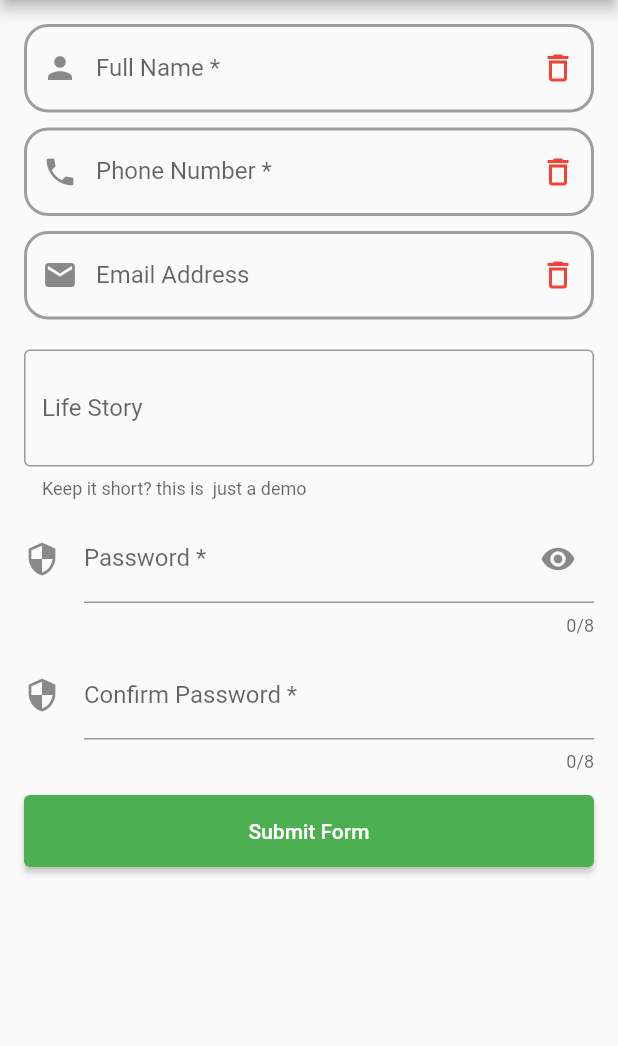
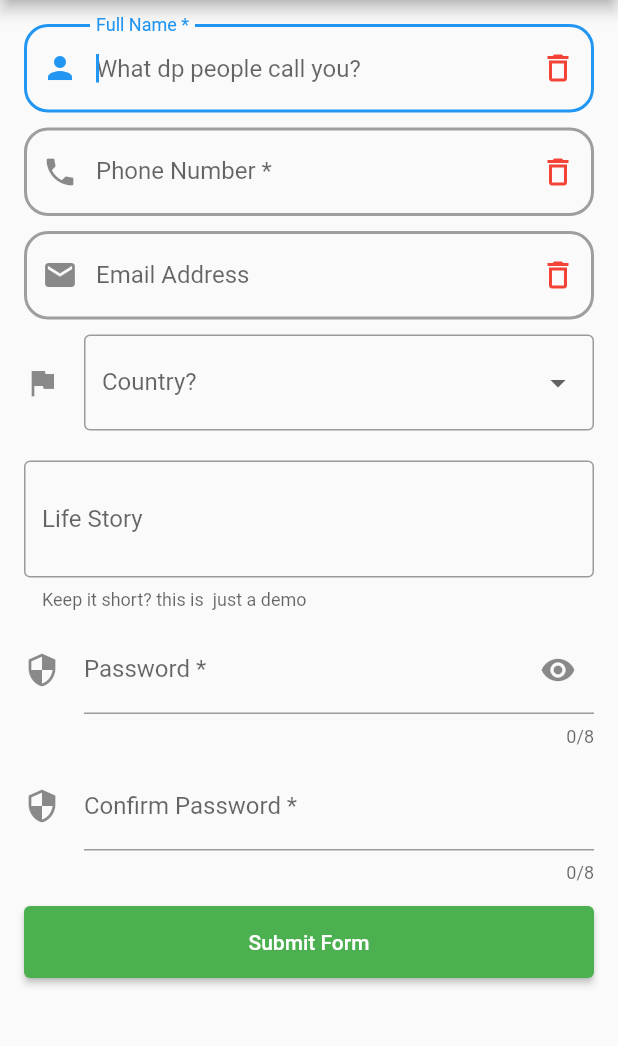
Before and after one commit to ProkhachAlexey/user_interaction, a Flutter app: the screen it shows after launch, on a phone screen of 412 x 824 dp, the part 84-1130 px from its top. Run offline on Flutter 3.47's test engine with Material 2 defaults, Android fonts, the phone set to English and light mode, and no system bars.

```diff
--- a/lib/pages/register_form_page.dart
+++ b/lib/pages/register_form_page.dart
@@ -19,6 +19,14 @@ class _RegisterFormPageState extends State<RegisterFormPage> {
   final _passController = TextEditingController();
   final _confirmPassController = TextEditingController();
 
+  List<String> _countries = ['Russia', 'Ukraine', 'Germany', 'France'];
+  String? _selectedCountry;
+
+  final _nameFocus = FocusNode();
+  final _phoneFocus = FocusNode();
+  final _passFocus = FocusNode();
+  final _confirmPassFocus = FocusNode();
+
   @override
   void dispose() {
     super.dispose();
@@ -28,6 +36,16 @@ class _RegisterFormPageState extends State<RegisterFormPage> {
     _storyController.dispose();
     _passController.dispose();
     _confirmPassController.dispose();
+    _nameFocus.dispose();
+    _phoneFocus.dispose();
+    _passFocus.dispose();
+    _confirmPassFocus.dispose();
+  }
+
+  void _fieldFocusChange(
+      BuildContext context, FocusNode currentFocus, FocusNode nextFocus) {
+    currentFocus.unfocus();
+    FocusScope.of(context).requestFocus(nextFocus);
   }
 
   @override
@@ -43,6 +61,11 @@ class _RegisterFormPageState extends State<RegisterFormPage> {
           padding: const EdgeInsets.all(16.0),
           children: [
             TextFormField(
+              focusNode: _nameFocus,
+              autofocus: true,
+              onFieldSubmitted: (_) {
+                _fieldFocusChange(context, _nameFocus, _phoneFocus);
+              },
               controller: _nameController,
               decoration: InputDecoration(
                 labelText: 'Full Name *',
@@ -73,6 +96,10 @@ class _RegisterFormPageState extends State<RegisterFormPage> {
               height: 10,
             ),
             TextFormField(
+              focusNode: _phoneFocus,
+              onFieldSubmitted: (_) {
+                _fieldFocusChange(context, _phoneFocus, _passFocus);
+              },
               controller: _phoneController,
               decoration: InputDecoration(
                 labelText: 'Phone Number *',
@@ -137,6 +164,32 @@ class _RegisterFormPageState extends State<RegisterFormPage> {
               validator: _validateEmail,
             ),
             const SizedBox(
+              height: 10,
+            ),
+            DropdownButtonFormField(
+              decoration: const InputDecoration(
+                border: OutlineInputBorder(),
+                icon: Icon(Icons.flag),
+                labelText: 'Country?',
+              ),
+              items: _countries.map((country) {
+                return DropdownMenuItem(
+                  value: country,
+                  child: Text(country),
+                );
+              }).toList(),
+              onChanged: (data) {
+                print(data);
+                setState(() {
+                  _selectedCountry = data;
+                });
+              },
+              value: _selectedCountry,
+              validator: (val) {
+                return (val == null) ? 'Please selected country' : null;
+              },
+            ),
+            const SizedBox(
               height: 20,
             ),
             TextFormField(
@@ -156,6 +209,10 @@ class _RegisterFormPageState extends State<RegisterFormPage> {
               height: 10,
             ),
             TextFormField(
+              focusNode: _passFocus,
+              onFieldSubmitted: (_) {
+                _fieldFocusChange(context, _passFocus, _confirmPassFocus);
+              },
               controller: _passController,
               obscureText: _hidePass,
               maxLength: 8,
@@ -179,6 +236,7 @@ class _RegisterFormPageState extends State<RegisterFormPage> {
               height: 10,
             ),
             TextFormField(
+              focusNode: _confirmPassFocus,
               controller: _confirmPassController,
               obscureText: _hidePass,
               maxLength: 8,
@@ -202,7 +260,18 @@ class _RegisterFormPageState extends State<RegisterFormPage> {
                   print('Email: ${_emailController.text}');
                   print('Story: ${_storyController.text}');
                 } else {
-                  print('Form is not valid/ Please review and correct');
+                  ScaffoldMessenger.of(context).showSnackBar(
+                    const SnackBar(
+                      backgroundColor: Colors.red,
+                      content: Text(
+                        'Form is not valid! Please review and correct.',
+                        style: TextStyle(
+                          color: Colors.black,
+                          fontWeight: FontWeight.w600,
+                        ),
+                      ),
+                    ),
+                  );
                 }
               },
               style: ElevatedButton.styleFrom(
```
